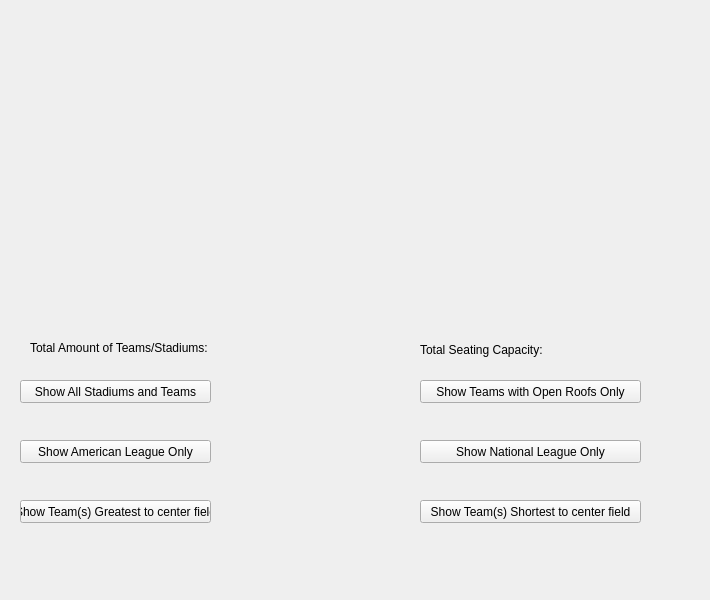
First picture: the form in src/views/stadiumview.ui, repository minorleaguegrayonassociates/GrayonSlam, before the edit.
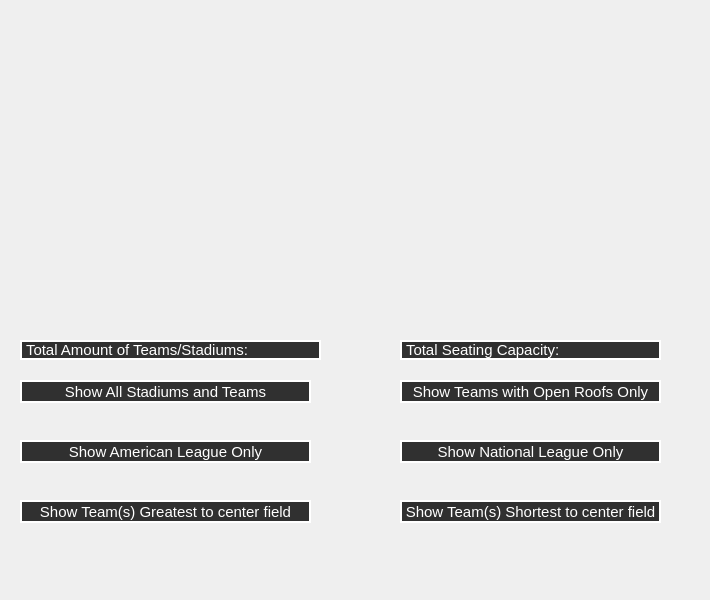
Second picture: the form after the edit.

Commit message: Added styling to the Stadium view's components

```diff
--- a/src/views/stadiumview.ui
+++ b/src/views/stadiumview.ui
@@ -26,15 +26,24 @@
   <widget class="QPushButton" name="NationalLeagueButton">
    <property name="geometry">
     <rect>
-     <x>420</x>
+     <x>400</x>
      <y>440</y>
-     <width>221</width>
+     <width>261</width>
      <height>23</height>
     </rect>
    </property>
    <property name="cursor">
     <cursorShape>PointingHandCursor</cursorShape>
    </property>
+   <property name="styleSheet">
+    <string notr="true">QPushButton
+{
+        font-size: 15px;
+        color: white;
+		border: 2px solid white;
+        background-color: #303030;
+ }</string>
+   </property>
    <property name="text">
     <string>Show National League Only</string>
    </property>
@@ -44,13 +53,22 @@
     <rect>
      <x>20</x>
      <y>440</y>
-     <width>191</width>
+     <width>291</width>
      <height>23</height>
     </rect>
    </property>
    <property name="cursor">
     <cursorShape>PointingHandCursor</cursorShape>
    </property>
+   <property name="styleSheet">
+    <string notr="true">QPushButton
+{
+        font-size: 15px;
+        color: white;
+		border: 2px solid white;
+        background-color: #303030;
+ }</string>
+   </property>
    <property name="text">
     <string>Show American League Only</string>
    </property>
@@ -60,13 +78,22 @@
     <rect>
      <x>20</x>
      <y>500</y>
-     <width>191</width>
+     <width>291</width>
      <height>23</height>
     </rect>
    </property>
    <property name="cursor">
     <cursorShape>PointingHandCursor</cursorShape>
    </property>
+   <property name="styleSheet">
+    <string notr="true">QPushButton
+{
+        font-size: 15px;
+        color: white;
+		border: 2px solid white;
+        background-color: #303030;
+ }</string>
+   </property>
    <property name="text">
     <string>Show Team(s) Greatest to center field</string>
    </property>
@@ -74,15 +101,24 @@
   <widget class="QPushButton" name="ShortestDistButton">
    <property name="geometry">
     <rect>
-     <x>420</x>
+     <x>400</x>
      <y>500</y>
-     <width>221</width>
+     <width>261</width>
      <height>23</height>
     </rect>
    </property>
    <property name="cursor">
     <cursorShape>PointingHandCursor</cursorShape>
    </property>
+   <property name="styleSheet">
+    <string notr="true">QPushButton
+{
+        font-size: 15px;
+        color: white;
+		border: 2px solid white;
+        background-color: #303030;
+ }</string>
+   </property>
    <property name="text">
     <string>Show Team(s) Shortest to center field</string>
    </property>
@@ -90,15 +126,24 @@
   <widget class="QPushButton" name="OpenRoofsButton">
    <property name="geometry">
     <rect>
-     <x>420</x>
+     <x>400</x>
      <y>380</y>
-     <width>221</width>
+     <width>261</width>
      <height>23</height>
     </rect>
    </property>
    <property name="cursor">
     <cursorShape>PointingHandCursor</cursorShape>
    </property>
+   <property name="styleSheet">
+    <string notr="true">QPushButton
+{
+        font-size: 15px;
+        color: white;
+		border: 2px solid white;
+        background-color: #303030;
+ }</string>
+   </property>
    <property name="text">
     <string>Show Teams with Open Roofs Only</string>
    </property>
@@ -108,10 +153,19 @@
     <rect>
      <x>20</x>
      <y>380</y>
-     <width>191</width>
+     <width>291</width>
      <height>23</height>
     </rect>
    </property>
+   <property name="styleSheet">
+    <string notr="true">QPushButton
+{
+        font-size: 15px;
+        color: white;
+		border: 2px solid white;
+        background-color: #303030;
+ }</string>
+   </property>
    <property name="text">
     <string>Show All Stadiums and Teams</string>
    </property>
@@ -119,12 +173,21 @@
   <widget class="QLabel" name="TotalSeatingCapacityLabel">
    <property name="geometry">
     <rect>
-     <x>420</x>
+     <x>400</x>
      <y>340</y>
-     <width>221</width>
+     <width>261</width>
      <height>20</height>
     </rect>
    </property>
+   <property name="styleSheet">
+    <string notr="true">QLabel
+{
+        font-size: 15px;
+        color: white;
+		border: 2px solid white;
+        background-color: #303030;
+ }</string>
+   </property>
    <property name="text">
     <string>Total Seating Capacity:   </string>
    </property>
@@ -132,12 +195,21 @@
   <widget class="QLabel" name="TotalStadiumsLabel">
    <property name="geometry">
     <rect>
-     <x>30</x>
+     <x>20</x>
      <y>340</y>
-     <width>211</width>
-     <height>16</height>
+     <width>301</width>
+     <height>20</height>
     </rect>
    </property>
+   <property name="styleSheet">
+    <string notr="true">QLabel
+{
+        font-size: 15px;
+        color: white;
+		border: 2px solid white;
+        background-color: #303030;
+ }</string>
+   </property>
    <property name="text">
     <string>Total Amount of Teams/Stadiums: </string>
    </property>
```
The commit also changes 1 other file.
